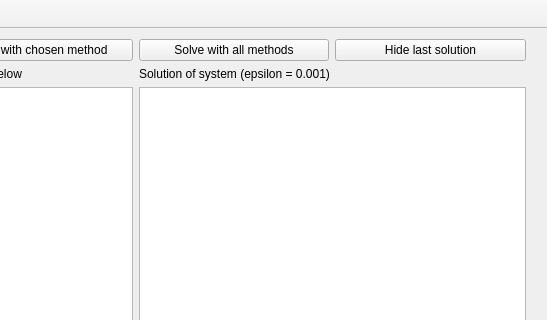
vlad-gogov/computational-method, file systems_solver/mainwindow.ui: the form before one commit; both pictures show x 265 to 812 and y 0 to 320 of the 812 by 522 pixel window.
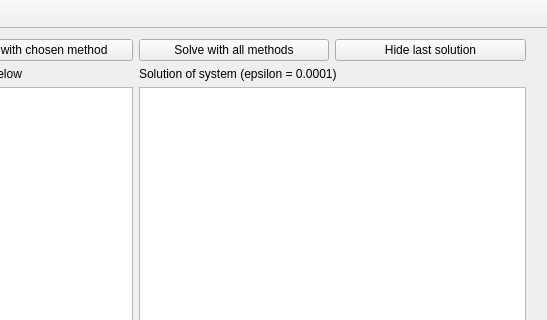
The form after the commit.

```diff
--- a/systems_solver/mainwindow.ui
+++ b/systems_solver/mainwindow.ui
@@ -110,7 +110,7 @@
          <item>
           <widget class="QLabel" name="label_solution">
            <property name="text">
-            <string>Solution of system (epsilon = 0.001)</string>
+            <string>Solution of system (epsilon = 0.0001)</string>
            </property>
           </widget>
          </item>
```
